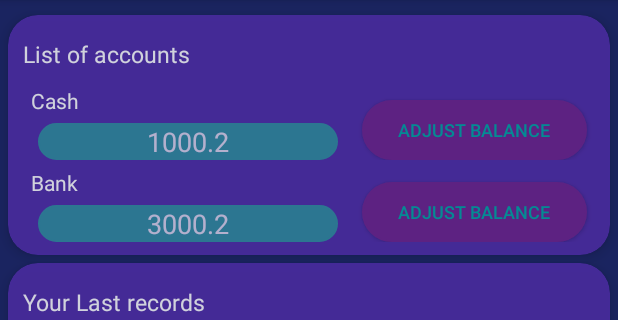
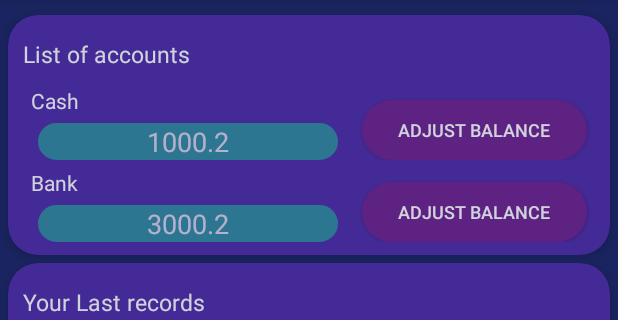
Before and after one commit to ievoms/App-dev-money-tracking, an Android app: the Home_activity screen opened directly, with no data from a screen before it, after a tap on "SHOW MORE", on a phone screen of 412 x 824 dp, the part 84-404 px from its top. Run offline under Robolectric (Android 15) with nearby library versions, the phone set to English and light mode, and no system bars; libraries missing offline, so code that uses them is left out: com.github.mikephil.charting; plain views replace PieChart; 39 statements that could not run were skipped.

Commit message:
Change text color of buttons in home activity to white

```diff
--- a/app/src/main/java/com/example/app_dev_money_tracking/Home_activity.java
+++ b/app/src/main/java/com/example/app_dev_money_tracking/Home_activity.java
@@ -75,9 +75,6 @@ public class Home_activity extends AppCompatActivity
         Currency_conversion_data curr = new Currency_conversion_data();
         String currency = user_settings.get_currency();
         double rate = curr.convert( currency,"EUR",1.0);
-
-
-
     }
 
     // Open other activity for temporary
@@ -86,10 +83,10 @@ public class Home_activity extends AppCompatActivity
         startActivity(intent);
     }
 
-//    public void On_show_more_click(View view)
-//    {
-//        Toast.makeText(this, "Not Implemented yet", Toast.LENGTH_SHORT).show();
-//    }
+    public void On_show_more_click(View view)
+    {
+        Toast.makeText(this, "Not Implemented yet", Toast.LENGTH_SHORT).show();
+    }
 
     public void On_add_record_click(View view)
     {
--- a/app/src/main/res/layout/home_acc_adp.xml
+++ b/app/src/main/res/layout/home_acc_adp.xml
@@ -36,6 +36,7 @@
         android:layout_marginEnd="10dp"
         android:background="@drawable/button_background"
         android:text="Adjust balance"
+        android:textColor="#FFFFFF"
         android:textSize="12sp"
         app:layout_constraintBottom_toBottomOf="@+id/Txt_e_balance"
         app:layout_constraintEnd_toEndOf="parent"
```
